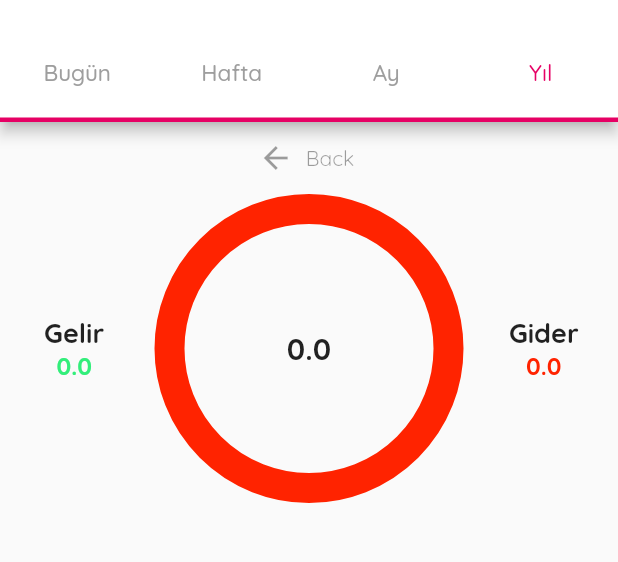
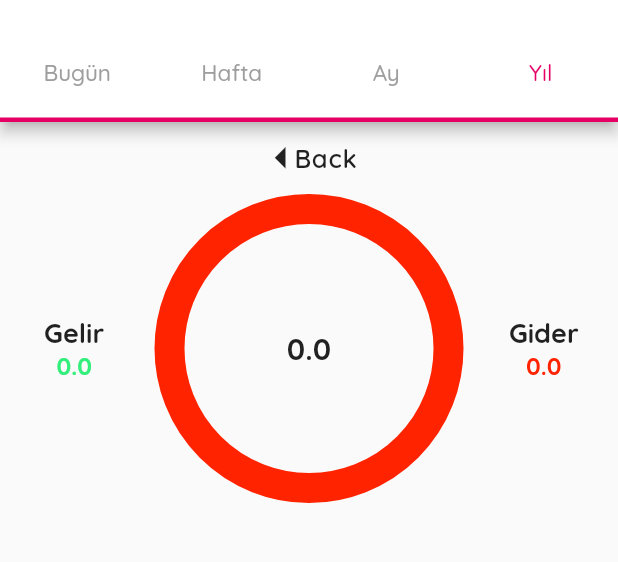
Before and after one commit to GelirGider/gelir_gider, a Flutter app: the screen it shows after launch, tab 4 chosen, on a phone screen of 412 x 824 dp, the part 84-646 px from its top. Run offline on Flutter 3.47's test engine with Material 2 defaults, Android fonts, the light colour scheme and no system bars; drawn by our look-alikes of percent_indicator; our stand-ins replace date_time_picker, google_fonts, gradient_app_bar, jiffy, shared_preferences, sqflite and 1 more; missing offline and left inert: currency_picker, date_utils; accounts and stored records are empty.

Commit message:
UI Edited

```diff
--- a/lib/screens/year_page.dart
+++ b/lib/screens/year_page.dart
@@ -30,11 +30,22 @@ class _YearPageState extends State<YearPage> {
   Widget _buildBody(title, Map<int, List<Expense>> list, onPressed, page) {
     return Column(
       mainAxisSize: MainAxisSize.min,
+      crossAxisAlignment: CrossAxisAlignment.center,
       children: [
         FlatButton.icon(
           onPressed: onPressed,
-          icon: Icon(Icons.arrow_back),
-          label: Text(title),
+          icon: SizedBox(
+            width: 18.0,
+            child: Icon(Icons.arrow_left_outlined,
+            size: 35.0,
+            color: Colors.black87,),
+          ),
+          label: Text(title,
+          style: TextStyle(color: Colors.black87,
+              fontSize: 17.0,
+              wordSpacing: 0.0,
+              fontWeight: FontWeight.w600,
+              letterSpacing: 0.5),),
         ),
         Container(
           child: MoneyWidget(list),
--- a/lib/widgets/year_page/week_list_page.dart
+++ b/lib/widgets/year_page/week_list_page.dart
@@ -45,9 +45,9 @@ class WeekListPage extends StatelessWidget {
       shrinkWrap: true,
       mainAxisSpacing: 10.0,
       crossAxisSpacing: 10.0,
-      childAspectRatio: 1.0,
+      childAspectRatio: 1.5,
       padding: EdgeInsets.all(30.0),
-      crossAxisCount: 3,
+      crossAxisCount: 2,
       children: weekButtons,
     );
   }
```
